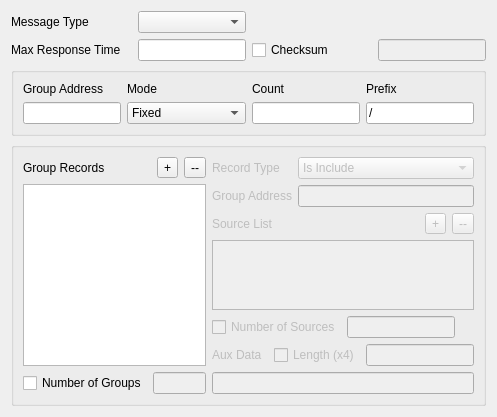
pstavirs/ostinato, file common/gmp.ui: the form before one commit.
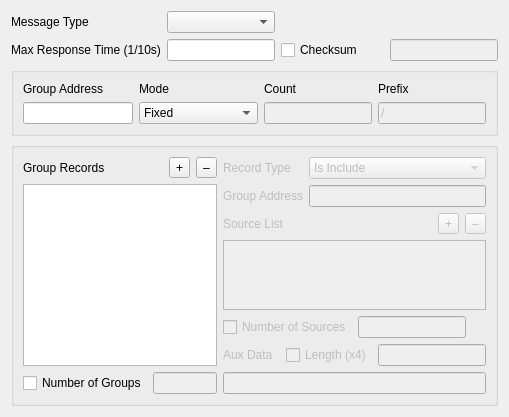
The form after the commit. Custom widgets are drawn as their Qt base class.

What changed in the file:
```diff
--- a/common/gmp.ui
+++ b/common/gmp.ui
@@ -5,7 +5,7 @@
    <rect>
     <x>0</x>
     <y>0</y>
-    <width>497</width>
+    <width>509</width>
     <height>355</height>
    </rect>
   </property>
@@ -31,7 +31,7 @@
      <item row="1" column="0" >
       <widget class="QLabel" name="label_2" >
        <property name="text" >
-        <string>Max Response Time</string>
+        <string>Max Response Time (1/10s)</string>
        </property>
        <property name="buddy" >
         <cstring>maxResponseTime</cstring>
@@ -155,6 +155,9 @@
       </item>
       <item row="1" column="2" >
        <widget class="QLineEdit" name="groupCount" >
+        <property name="enabled" >
+         <bool>false</bool>
+        </property>
         <property name="sizePolicy" >
          <sizepolicy vsizetype="Fixed" hsizetype="Fixed" >
           <horstretch>0</horstretch>
@@ -165,6 +168,9 @@
       </item>
       <item row="1" column="3" >
        <widget class="QLineEdit" name="groupPrefix" >
+        <property name="enabled" >
+         <bool>false</bool>
+        </property>
         <property name="sizePolicy" >
          <sizepolicy vsizetype="Fixed" hsizetype="Fixed" >
           <horstretch>0</horstretch>
@@ -428,7 +434,7 @@
               <item>
                <widget class="QToolButton" name="deleteGroupRecord" >
                 <property name="text" >
-                 <string>--</string>
+                 <string>–</string>
                 </property>
                </widget>
               </item>
@@ -580,7 +586,7 @@
                  <item>
                   <widget class="QToolButton" name="deleteGroupRecordSource" >
                    <property name="text" >
-                    <string>--</string>
+                    <string>–</string>
                    </property>
                   </widget>
                  </item>
```
Left out of the diff: 2 changed lines with no effect on the pictures.
